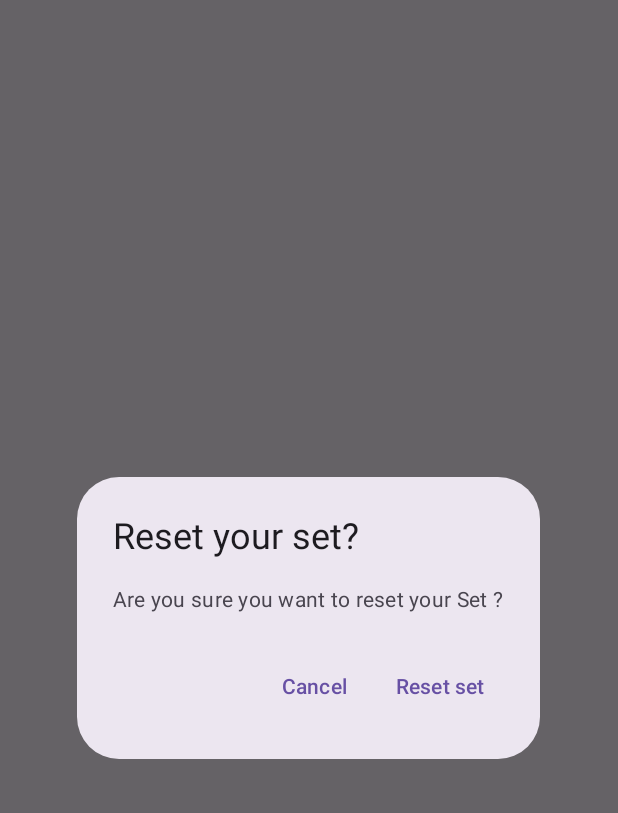
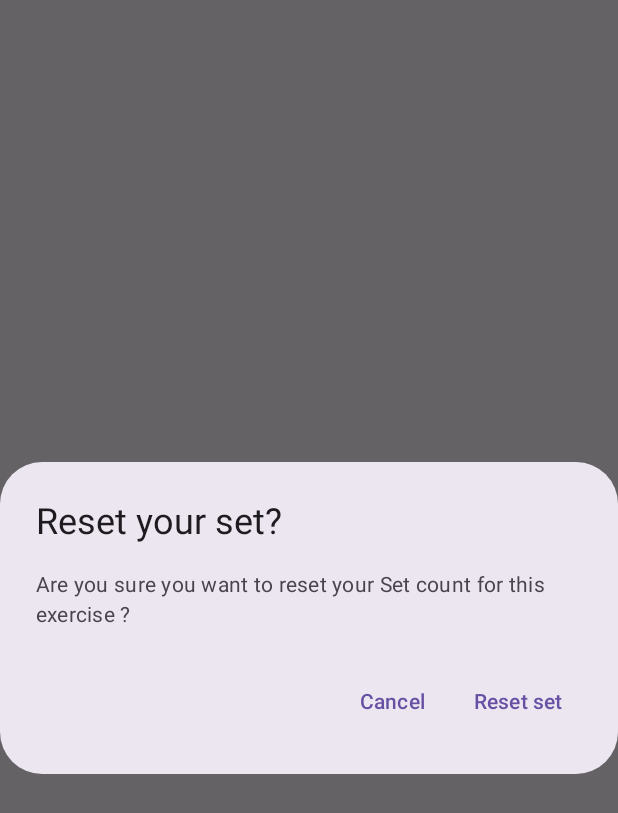
Before and after one commit to CharlesMag/Strength4mom, an Android app built with Jetpack Compose: the composable ResetPrompt shown on its own in the app's theme, on a phone screen of 412 x 824 dp. Shown: the top 813 px of the screen. Run offline under Robolectric (Android 15) with nearby library versions, the phone set to English and light mode, and no system bars.

Commit message:
changed string resources

```diff
--- a/app/src/main/java/com/example/strength4mom/Strength4MomScreen.kt
+++ b/app/src/main/java/com/example/strength4mom/Strength4MomScreen.kt
@@ -91,8 +91,6 @@ fun Strength4MomTopBar(
     canNavigate: Boolean,
     navigateUp: () -> Unit,
     modifier: Modifier = Modifier
-
-    // TODO Create navigateUp and canNavigate variables
 ) {
     CenterAlignedTopAppBar(
         navigationIcon = {
--- a/app/src/main/java/com/example/strength4mom/ui/theme/exo/ExoScreen.kt
+++ b/app/src/main/java/com/example/strength4mom/ui/theme/exo/ExoScreen.kt
@@ -211,13 +211,13 @@ fun ResetPrompt(
                     updateExoCapsule()
                 }
             ) {
-                Text(text = "Reset set") }
+                Text(stringResource(R.string.reset_button)) }
         },
         title = {
-            Text(text = "Reset your set?")
+            Text(stringResource(R.string.reset_title))
         },
         text = {
-            Text(text = "Are you sure you want to reset your Set ?")
+            Text(stringResource(R.string.reset_body))
         },
         dismissButton = {
             TextButton(
@@ -225,7 +225,7 @@ fun ResetPrompt(
                     decreaseCurrentSet()
                 }
             ) {
-                Text(text = "Cancel")
+                Text(stringResource(R.string.reset_cancel))
             }
         },
     )
--- a/app/src/main/res/values/strings.xml
+++ b/app/src/main/res/values/strings.xml
@@ -15,5 +15,8 @@
     <string name="reps">Reps: %d</string>
     <string name="sets">Sets: %d / %s</string>
     <string name="expand_button">Displays the visual aid for the exercise with additional information</string>
-
+    <string name="reset_button">Reset set</string>
+    <string name="reset_title">Reset your set?</string>
+    <string name="reset_body">Are you sure you want to reset your Set count for this exercise ?</string>
+    <string name="reset_cancel">Cancel</string>
 </resources>
```
